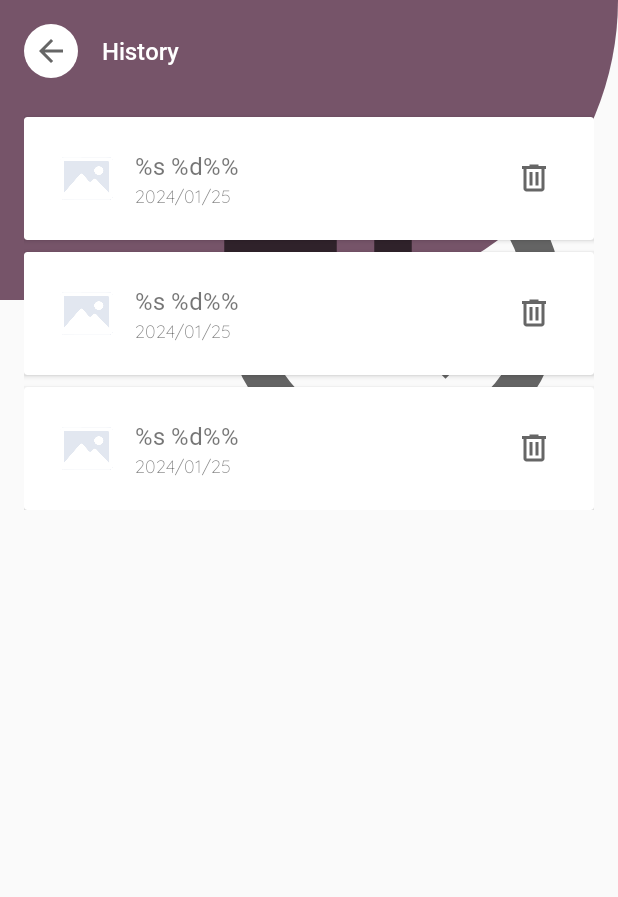
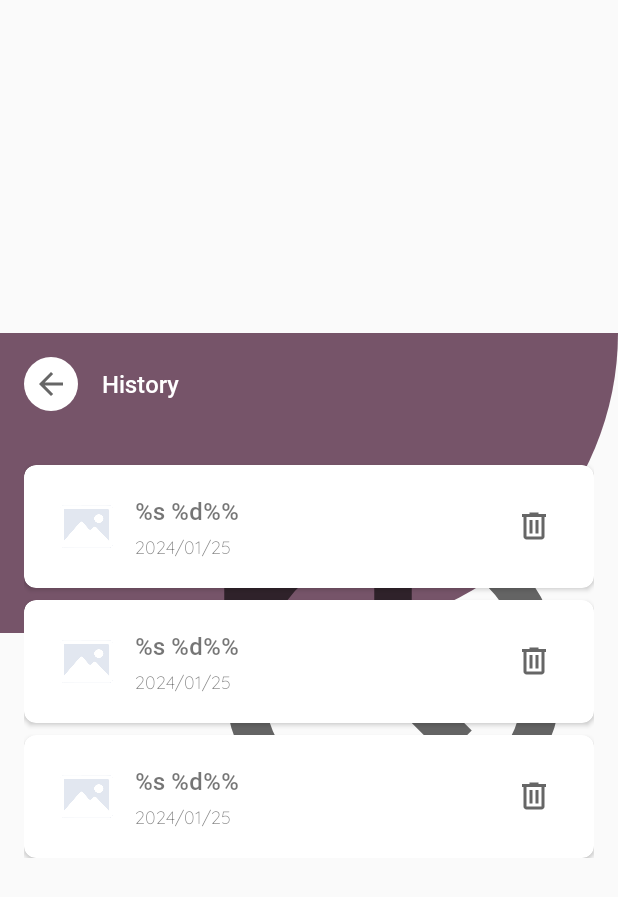
Before and after one commit to ekorahy/Asclepius-App, an Android app: the layout activity_history.xml on its own in the app's theme, with its tools: preview values and no code run, on a phone screen of 412 x 824 dp. Shown: the top 897 px of the screen. Run offline under Robolectric (Android 15) with nearby library versions, the phone set to English and light mode, and no system bars.

Commit message:
Improve the appearance of all pages

```diff
--- a/app/src/main/res/layout/activity_history.xml
+++ b/app/src/main/res/layout/activity_history.xml
@@ -1,15 +1,24 @@
 <?xml version="1.0" encoding="utf-8"?>
-<ScrollView xmlns:android="http://schemas.android.com/apk/res/android"
+<androidx.constraintlayout.widget.ConstraintLayout xmlns:android="http://schemas.android.com/apk/res/android"
     xmlns:app="http://schemas.android.com/apk/res-auto"
     xmlns:tools="http://schemas.android.com/tools"
     android:layout_width="match_parent"
     android:layout_height="match_parent"
     tools:context=".view.history.HistoryActivity">
 
-    <androidx.constraintlayout.widget.ConstraintLayout
+    <ScrollView
         android:id="@+id/clContent"
         android:layout_width="match_parent"
-        android:layout_height="match_parent">
+        android:layout_height="wrap_content"
+        app:layout_constraintBottom_toBottomOf="parent"
+        app:layout_constraintEnd_toEndOf="parent"
+        app:layout_constraintStart_toStartOf="parent"
+        app:layout_constraintTop_toTopOf="parent">
+
+        <LinearLayout
+            android:layout_width="match_parent"
+            android:layout_height="wrap_content"
+            android:orientation="vertical">
 
             <LinearLayout
                 android:id="@+id/linearLayout4"
@@ -17,35 +26,34 @@
                 android:layout_height="200dp"
                 android:background="@drawable/rounded_bottom_style"
                 android:backgroundTint="@color/md_theme_primary"
-            android:orientation="vertical"
-            app:layout_constraintEnd_toEndOf="parent"
-            app:layout_constraintStart_toStartOf="parent"
-            app:layout_constraintTop_toTopOf="parent">
+                android:orientation="vertical">
 
                 <LinearLayout
                     android:id="@+id/llAppBar"
                     android:layout_width="match_parent"
                     android:layout_height="wrap_content"
+                    android:layout_margin="16dp"
                     android:gravity="center_vertical"
-                android:layout_margin="16dp"
-                android:orientation="horizontal">
+                    android:orientation="horizontal"
+                    tools:ignore="UseCompoundDrawables,UselessParent">
 
                     <ImageView
                         android:id="@+id/btnBack"
                         android:layout_width="wrap_content"
                         android:layout_height="wrap_content"
+                        android:background="@drawable/cycle_button_style"
+                        android:contentDescription="@string/ic_arrow_back"
                         android:padding="6dp"
-                    android:src="@drawable/ic_arrow_back"
-                    android:background="@drawable/cycle_button_style" />
+                        android:src="@drawable/ic_arrow_back" />
 
                     <TextView
                         android:layout_width="wrap_content"
                         android:layout_height="wrap_content"
+                        android:layout_marginStart="16dp"
                         android:fontFamily="@font/roboto_medium"
-                    android:textSize="16sp"
-                    android:layout_marginStart="16dp"
                         android:text="@string/history"
-                    android:textColor="@color/md_theme_onPrimary" />
+                        android:textColor="@color/md_theme_onPrimary"
+                        android:textSize="16sp" />
                 </LinearLayout>
 
             </LinearLayout>
@@ -53,25 +61,20 @@
             <ImageView
                 android:layout_width="300dp"
                 android:layout_height="300dp"
-            android:layout_marginTop="50dp"
-            android:src="@drawable/ic_history"
-            app:layout_constraintEnd_toEndOf="@+id/linearLayout4"
-            app:layout_constraintTop_toTopOf="parent"
-             />
+                android:layout_gravity="end"
+                android:layout_marginTop="-120dp"
+                android:contentDescription="@string/ic_history"
+                android:src="@drawable/ic_history" />
 
             <androidx.recyclerview.widget.RecyclerView
                 android:id="@+id/rvHistory"
                 android:layout_width="match_parent"
                 android:layout_height="wrap_content"
-            android:layout_marginStart="16dp"
-            android:layout_marginTop="70dp"
-            android:layout_marginEnd="16dp"
-            android:layout_marginBottom="16dp"
+                android:layout_marginTop="-300dp"
+                android:layout_marginBottom="20dp"
+                android:paddingStart="16dp"
+                android:paddingEnd="16dp"
                 android:visibility="visible"
-            app:layout_constraintBottom_toBottomOf="parent"
-            app:layout_constraintEnd_toEndOf="parent"
-            app:layout_constraintStart_toStartOf="parent"
-            app:layout_constraintTop_toTopOf="parent"
                 tools:listitem="@layout/item_history" />
 
             <TextView
@@ -83,10 +86,19 @@
                 android:fontFamily="@font/quicksand_regular"
                 android:text="@string/empty_data"
                 android:textAlignment="center"
+                android:visibility="gone" />
+        </LinearLayout>
+    </ScrollView>
+
+    <com.google.android.material.progressindicator.LinearProgressIndicator
+        android:id="@+id/progressIndicator"
+        android:layout_width="match_parent"
+        android:layout_height="wrap_content"
+        android:elevation="4dp"
+        android:indeterminate="true"
         android:visibility="gone"
-            app:layout_constraintBottom_toBottomOf="parent"
+        app:indicatorColor="@color/md_theme_primary"
         app:layout_constraintEnd_toEndOf="parent"
         app:layout_constraintStart_toStartOf="parent"
         app:layout_constraintTop_toTopOf="parent" />
 </androidx.constraintlayout.widget.ConstraintLayout>
-</ScrollView>
--- a/app/src/main/res/layout/item_history.xml
+++ b/app/src/main/res/layout/item_history.xml
@@ -1,49 +1,55 @@
 <?xml version="1.0" encoding="utf-8"?>
 <androidx.cardview.widget.CardView xmlns:android="http://schemas.android.com/apk/res/android"
+    xmlns:app="http://schemas.android.com/apk/res-auto"
     xmlns:tools="http://schemas.android.com/tools"
     android:layout_width="match_parent"
     android:layout_height="wrap_content"
-    android:layout_marginTop="8dp">
+    android:layout_marginTop="8dp"
+    app:cardCornerRadius="8dp">
 
     <LinearLayout
         android:layout_width="match_parent"
         android:layout_height="match_parent"
-        android:padding="16dp"
-        android:orientation="horizontal">
+        android:orientation="horizontal"
+        android:padding="16dp">
 
         <ImageView
             android:id="@+id/ivImage"
             android:layout_width="50dp"
             android:layout_height="50dp"
             android:layout_gravity="center_vertical"
-            android:src="@drawable/iv_placeholder" />
+            android:contentDescription="@string/result_image"
+            android:src="@drawable/iv_placeholder"
+            tools:ignore="ImageContrastCheck" />
 
         <LinearLayout
             android:layout_width="wrap_content"
             android:layout_height="wrap_content"
+            android:layout_gravity="center_vertical"
             android:layout_marginStart="8dp"
-            android:layout_gravity="center_vertical"
             android:orientation="vertical">
 
             <TextView
                 android:id="@+id/tvResult"
                 android:layout_width="wrap_content"
                 android:layout_height="wrap_content"
-                android:fontFamily="@font/roboto_regular"
-                android:textSize="16sp"
-                android:text="@string/analysis_history_result" />
+                android:fontFamily="@font/roboto_medium"
+                android:text="@string/analysis_history_result"
+                android:textSize="16sp" />
 
             <TextView
                 android:id="@+id/tvDate"
                 android:layout_width="wrap_content"
                 android:layout_height="wrap_content"
+                android:layout_marginTop="4dp"
                 android:fontFamily="@font/quicksand_light"
                 android:textSize="12sp"
                 tools:text="@string/date_sample" />
 
         </LinearLayout>
+
         <View
-            android:layout_width="wrap_content"
+            android:layout_width="0dp"
             android:layout_height="0dp"
             android:layout_weight="1" />
 
@@ -58,9 +64,10 @@
                 android:id="@+id/btnDelete"
                 android:layout_width="wrap_content"
                 android:layout_height="wrap_content"
+                android:background="@drawable/cycle_button_style"
+                android:contentDescription="@string/ic_delete"
+                android:padding="12dp"
                 android:src="@drawable/ic_delete"
-                android:padding="12dp"
-                android:background="@drawable/cycle_button_style"
                 tools:ignore="TouchTargetSizeCheck,SpeakableTextPresentCheck" />
 
         </LinearLayout>
--- a/app/src/main/res/values/strings.xml
+++ b/app/src/main/res/values/strings.xml
@@ -1,4 +1,4 @@
-<resources>
+<resources xmlns:tools="http://schemas.android.com/tools">
     <string name="app_name">Asclepius</string>
     <string name="add_image_label">*Please select the image you want to analyze.</string>
     <string name="select_image">Select</string>
@@ -21,8 +21,8 @@
     <string name="author_sample">Malak Saleh</string>
     <string name="title_sample">MIT experts develop AI models that can detect pancreatic cancer early</string>
     <string name="desc_sample">Researchers at MIT’s CSAIL division\r\n, which focuses on computer engineering and AI development\r\n, built two machine learning algorithms that can detect pancreatic cancer at a higher threshold than current diagnostic standards. The two models together formed …</string>
-    <string name="url">https://consent.yahoo.com/v2/collectConsent?sessionId=1_cc-session_28efae2f-85c3-4715-a2bd-c5a1d35244e5</string>
-    <string name="publishedAt">2024-01-12T22:25:05Z</string>
+    <string name="url" tools:ignore="TypographyDashes">https://consent.yahoo.com/v2/collectConsent?sessionId=1_cc–session_28efae2f-85c3-4715-a2bd-c5a1d35244e5</string>
+    <string name="publishedAt" tools:ignore="TypographyDashes">2024-01-12T22:25:05Z</string>
     <string name="detail_news">Detail news</string>
     <string name="source">Source: %s</string>
     <string name="no_media">No media selected</string>
@@ -34,4 +34,14 @@
     <string name="news_navigation">News navigation image</string>
     <string name="history_navigation">History navigation image</string>
     <string name="placeholder_image">Placeholder image</string>
+    <string name="ic_detection">Detection icon image</string>
+    <string name="ic_arrow_back">Arrow back icon image</string>
+    <string name="ic_history">History icon image</string>
+    <string name="ic_calender">Calender icon image</string>
+    <string name="ic_news">News icon image</string>
+    <string name="ic_author">Author icon image</string>
+    <string name="ic_source">Source icon image</string>
+    <string name="ic_delete">Delete icon image</string>
+    <string name="result_image">Result image</string>
+    <string name="news_image">News image</string>
 </resources>
```
Also changed, not shown: app/src/main/res/layout/activity_detail_history.xml (+22 -18 lines), app/src/main/res/layout/activity_detail_news.xml (+21 -10 lines), app/src/main/res/layout/activity_main.xml (+7 -7 lines), app/src/main/res/layout/activity_news.xml (+10 -16 lines), app/src/main/res/layout/activity_result.xml (+18 -39 lines), app/src/main/res/layout/item_news.xml (+12 -9 lines). Lines whose indentation alone changed are shown as unchanged.
